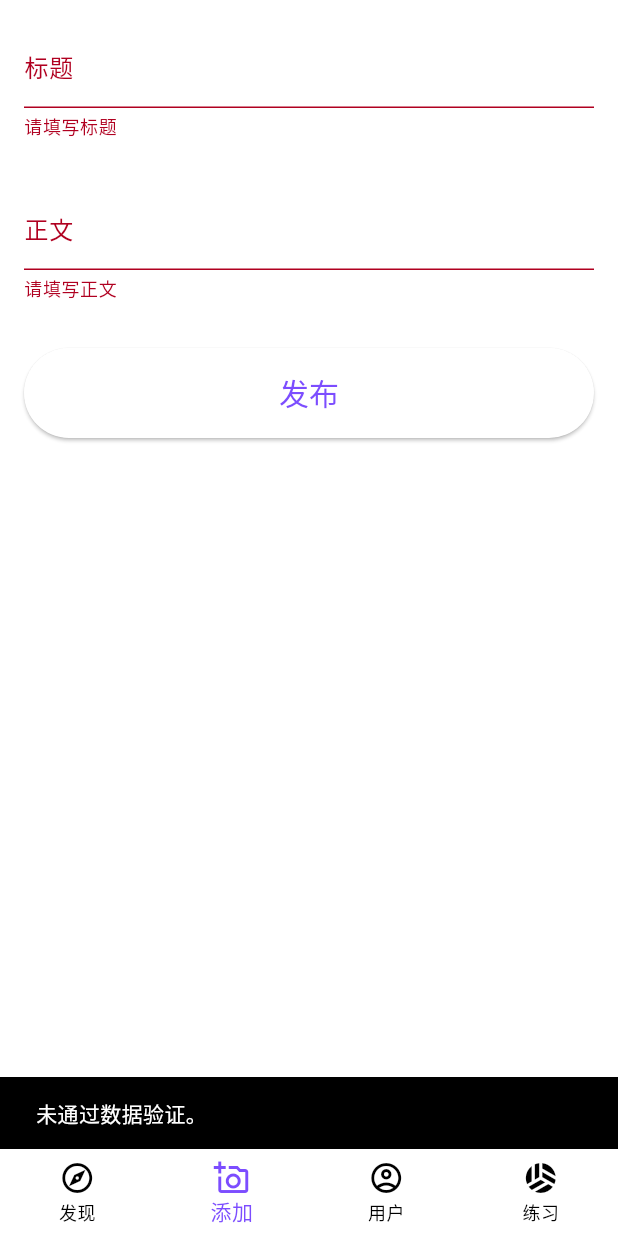
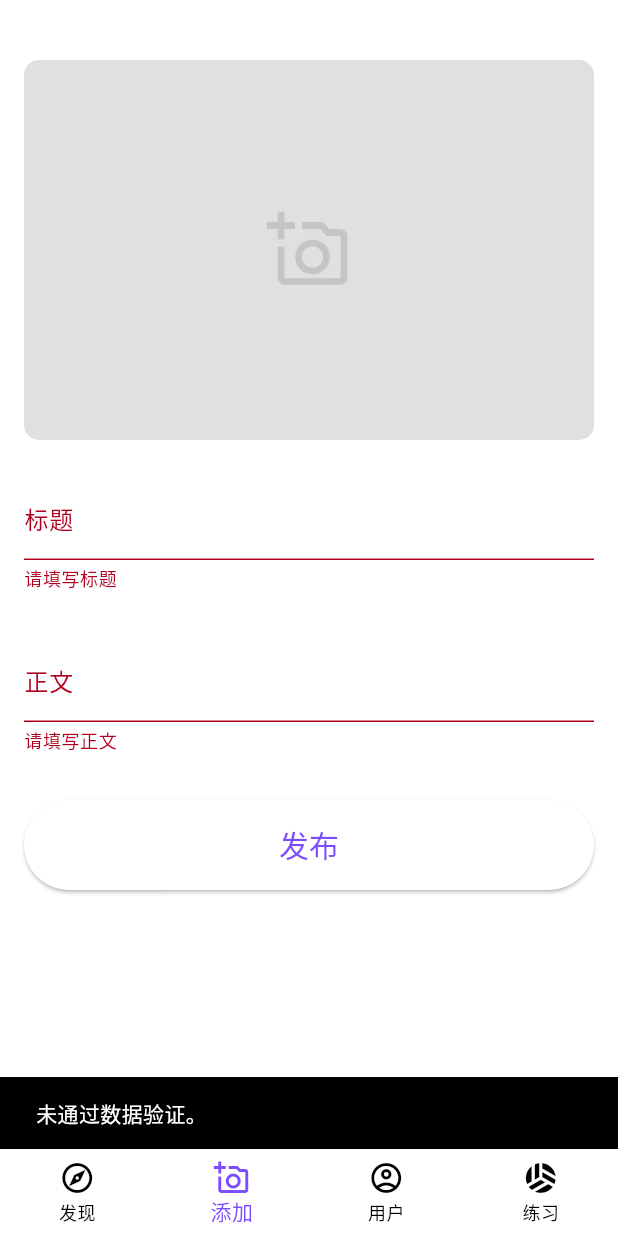
Before and after one commit to shannnl/xb2_flutter, a Flutter app: the screen it shows after launch, item 2 of the bottom bar chosen, after a tap on "发布", on a phone screen of 412 x 824 dp. Run offline on Flutter 3.47's test engine with Material 3 defaults, Android fonts, the phone set to English and light mode, and no system bars; our stand-ins replace flutter_dotenv, image_picker, shared_preferences; network calls fail.

```diff
--- a/lib/app/components/app_home.dart
+++ b/lib/app/components/app_home.dart
@@ -1,4 +1,6 @@
 import 'package:flutter/material.dart';
+import 'package:provider/provider.dart';
+import 'package:xb2_flutter/post/create/post_create_model.dart';
 
 import 'app_page_aside.dart';
 import 'app_page_bottom.dart';
@@ -18,7 +20,44 @@ class _AppHomeState extends State<AppHome> {
   bool showAppBar = true;
 
   // 点按底部导航栏事件处理
-  void onTapAppBottomNavigationBarItem(int index) {
+  Future<void> onTapAppBottomNavigationBarItem(int index) async {
+
+    final postCreateModel = context.read<PostCreateModel>();
+
+    //弹窗
+    final retainDataAlertDialog = AlertDialog(
+      title: Text('是否保留未发布的内容？'),
+      actions: [
+        TextButton(
+          onPressed: () {
+            Navigator.of(context).pop(false);
+          },
+          child: Text('否'),
+        ),
+        TextButton(
+          onPressed: () {
+            Navigator.of(context).pop(true);
+          },
+          child: Text('是'),
+        ),
+      ],
+    );
+
+    if (currentAppBottomNavigationBarItem == 1 && postCreateModel.hasData()) {
+      final retainDataResult = await showDialog(
+        context: context,
+        builder: (context) => retainDataAlertDialog,
+      );
+
+      if (retainDataResult == null) {
+        return;
+      }
+
+      if (!retainDataResult) {
+        postCreateModel.reset();
+      }
+    }
+
     setState(() {
       currentAppBottomNavigationBarItem = index;
       showAppBar = index == 0;
--- a/lib/playground/http/playground_http.dart
+++ b/lib/playground/http/playground_http.dart
@@ -113,7 +113,7 @@ class _PlaygroundHttpState extends State<PlaygroundHttp> {
         children: [
           Text(
             currentUserName ?? '未登录',
-            style: Theme.of(context).textTheme.headline6,
+            style: Theme.of(context).textTheme.labelMedium,
           ),
           ElevatedButton(
             child: Text('发送请求'),
--- a/lib/playground/routing/components/about.dart
+++ b/lib/playground/routing/components/about.dart
@@ -13,7 +13,7 @@ class About extends StatelessWidget {
           children: [
             Text(
               '宁皓网，创立于 2011 年。',
-              style: Theme.of(context).textTheme.headline6,
+              style: Theme.of(context).textTheme.bodySmall,
             ),
             TextButton(
               child: Text('返回'),
--- a/lib/post/create/components/post_create_form.dart
+++ b/lib/post/create/components/post_create_form.dart
@@ -4,6 +4,7 @@ import 'package:xb2_flutter/app/components/app_button.dart';
 import 'package:xb2_flutter/app/components/app_text_field.dart';
 import 'package:xb2_flutter/app/exceptions/app_exception.dart';
 import 'package:xb2_flutter/app/exceptions/validate_exception.dart';
+import 'package:xb2_flutter/post/create/components/post_create_media.dart';
 import 'package:xb2_flutter/post/create/post_create_model.dart';
 
 class PostCreateForm extends StatefulWidget {
@@ -23,8 +24,31 @@ class _PostCreateFormState extends State<PostCreateForm> {
   final contentFieldController = TextEditingController();
 
   @override
+  void initState() {
+    super.initState();
+
+    final title = context.read<PostCreateModel>().title;
+    final content = context.read<PostCreateModel>().content;
+
+    if (title != null) {
+      titleFieldController.text = title;
+    }
+
+    if (content != null) {
+      contentFieldController.text = content;
+    }
+  }
+
+  @override
   Widget build(BuildContext context) {
     final postCreateModel = context.watch<PostCreateModel>();
+
+    // 选择文件后设置标题
+    if (postCreateModel.selectedFile != null && postCreateModel.title == null) {
+      final title = postCreateModel.selectedFile!.name.split('.')[0];
+      titleFieldController.text = title;
+      postCreateModel.setTitle(title);
+    }
 
     // 标题字段
     final titleField = AppTextField(
@@ -75,7 +99,7 @@ class _PostCreateFormState extends State<PostCreateForm> {
 
         postCreateModel.setLoading(true);
         final postId = await postCreateModel.createPost();
-        print(postId);
+        await postCreateModel.createFile(postId: postId);
 
         ScaffoldMessenger.of(context).showSnackBar(
           SnackBar(content: Text('内容发布成功！')),
@@ -103,6 +127,7 @@ class _PostCreateFormState extends State<PostCreateForm> {
         mainAxisAlignment: MainAxisAlignment.center,
         crossAxisAlignment: CrossAxisAlignment.start,
         children: [
+          PostCreateMedia(),
           titleField,
           contentField,
           submitButton,
--- /dev/null
+++ b/lib/post/create/components/post_create_media.dart
@@ -0,0 +1,113 @@
+// import 'package:file_picker/file_picker.dart';
+// import 'package:flutter/material.dart';
+
+// class PostCreateMedia_picker extends StatefulWidget {
+//   @override
+//   _PostCreateMediaState createState() => _PostCreateMediaState();
+// }
+
+// class _PostCreateMediaState extends State<PostCreateMedia> {
+//   @override
+//   Widget build(BuildContext context) {
+//     return Container(
+//       child: TextButton(
+//         child: Text('选择文件'),
+//         onPressed: () async {
+//           FilePickerResult? result = await FilePicker.platform.pickFiles(
+//             type: FileType.image,
+//           );
+//           if (result != null) {
+//             print(result.files.first);
+//           }
+//         },
+//       ),
+//     );
+//   }
+// }
+
+import 'dart:io';
+
+import 'package:path/path.dart' as p;
+
+import 'package:flutter/material.dart';
+import 'package:image_picker/image_picker.dart';
+import 'package:provider/provider.dart';
+import 'package:xb2_flutter/post/create/post_create_model.dart';
+
+class PostCreateMedia extends StatefulWidget {
+  @override
+  _PostCreateMediaState createState() => _PostCreateMediaState();
+}
+
+class _PostCreateMediaState extends State<PostCreateMedia> {
+  final _picker = ImagePicker();
+
+  @override
+  Widget build(BuildContext context) {
+    final postCreateModel = context.read<PostCreateModel>();
+
+    selectFile() async {
+      XFile? result = await _picker.pickImage(source: ImageSource.gallery);
+      if (result != null) {
+        postCreateModel.setSelectedFile(result);
+      }
+    }
+
+    // 占位符
+    final imagePlaceholder = AspectRatio(
+      aspectRatio: 3 / 2,
+      child: Container(
+        decoration: BoxDecoration(
+          color: Colors.black12,
+          borderRadius: BorderRadius.circular(10),
+        ),
+        child: Icon(
+          Icons.add_a_photo_outlined,
+          size: 56,
+          color: Colors.black12,
+        ),
+      ),
+    );
+
+    //占位蒙版
+    final imagePlaceholderMask = Positioned.fill(
+      child: InkWell(
+        borderRadius: BorderRadius.circular(20),
+        splashColor: Colors.deepPurpleAccent.withOpacity(0.3),
+        onTap: postCreateModel.loading ? null : selectFile,
+      ),
+    );
+
+    // 圆⾓图像
+    final selectedImage = postCreateModel.selectedFile != null
+        ? ClipRRect(
+            borderRadius: BorderRadius.circular(10),
+            child: Image.file(
+              File(
+                postCreateModel.selectedFile!.path,
+              ),
+            ),
+          )
+        : null;
+
+    //进度指示器
+    final indicator = postCreateModel.loading
+        ? CircularProgressIndicator(
+            strokeWidth: 2,
+          )
+        : null;
+
+    return Container(
+      padding: EdgeInsets.symmetric(vertical: 24),
+      child: Stack(
+        alignment: Alignment.center,
+        children: [
+          imagePlaceholder,
+          if (selectedImage != null) selectedImage,
+          imagePlaceholderMask,
+          if (indicator != null) indicator,
+        ],
+      ),
+    );
+  }
+}
--- a/lib/user/components/user_avatar.dart
+++ b/lib/user/components/user_avatar.dart
@@ -13,7 +13,7 @@ class UserAvatar extends StatelessWidget {
 
   @override
   Widget build(BuildContext context) {
-    final userId = user.id;
+    final userId = user.id == 11? 3:user.id; //11 404
     final avatarUrl =
         '${AppConfig.apiBaseUrl}/users/$userId/avatar?size=medium';
 
--- a/pubspec.yaml
+++ b/pubspec.yaml
@@ -40,6 +40,8 @@ dependencies:
   json_annotation: ^4.8.1
   flutter_dotenv: ^5.1.0
   shared_preferences: ^2.2.2
+  image_picker: ^1.1.0
+  http_parser: ^4.0.2
 
 dev_dependencies:
   flutter_test:
```
Also changed, not shown: lib/app/app_service.dart (+31 -0 lines), lib/post/create/post_create_model.dart (+34 -2 lines), pubspec.lock, 7 other files.
